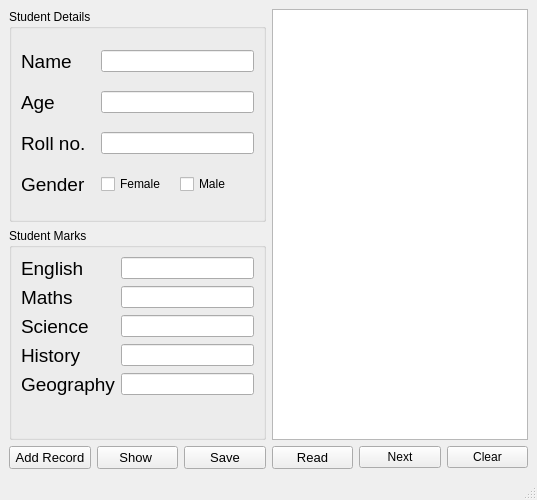
Before: the Qt Designer form studentRecord/mainwindow.ui in SathvikaNarla11/StudentRecord_QT, drawn with Qt 5.
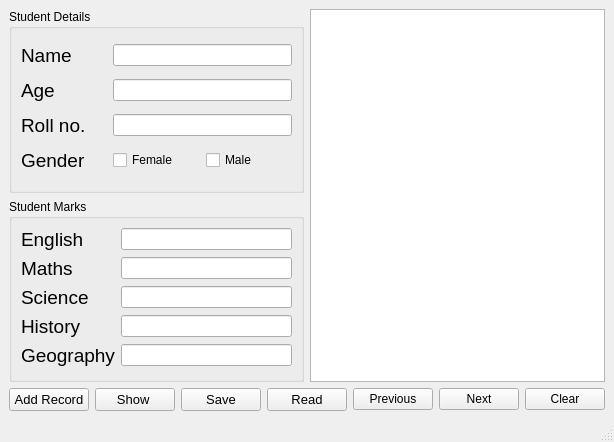
After: the same form once the commit is applied.

Commit message: added previous button

What changed in the file:
```diff
--- a/studentRecord/mainwindow.ui
+++ b/studentRecord/mainwindow.ui
@@ -6,88 +6,24 @@
    <rect>
     <x>0</x>
     <y>0</y>
-    <width>537</width>
-    <height>500</height>
+    <width>600</width>
+    <height>442</height>
    </rect>
   </property>
   <property name="maximumSize">
    <size>
-    <width>537</width>
-    <height>500</height>
+    <width>600</width>
+    <height>530</height>
    </size>
   </property>
   <property name="windowTitle">
    <string>Student Record</string>
   </property>
   <widget class="QWidget" name="centralwidget">
-   <layout class="QGridLayout" name="gridLayout_4">
-    <item row="1" column="0">
-     <layout class="QHBoxLayout" name="horizontalLayout">
-      <item>
-       <widget class="QPushButton" name="pushButtonAddRecord">
-        <property name="font">
-         <font>
-          <pointsize>10</pointsize>
-         </font>
-        </property>
-        <property name="text">
-         <string>Add Record</string>
-        </property>
-       </widget>
-      </item>
-      <item>
-       <widget class="QPushButton" name="pushButtonShow">
-        <property name="font">
-         <font>
-          <pointsize>10</pointsize>
-         </font>
-        </property>
-        <property name="text">
-         <string>Show </string>
-        </property>
-       </widget>
-      </item>
-      <item>
-       <widget class="QPushButton" name="pushButtonSave">
-        <property name="font">
-         <font>
-          <pointsize>10</pointsize>
-         </font>
-        </property>
-        <property name="text">
-         <string>Save</string>
-        </property>
-       </widget>
-      </item>
-      <item>
-       <widget class="QPushButton" name="pushButtonRead">
-        <property name="font">
-         <font>
-          <pointsize>10</pointsize>
-         </font>
-        </property>
-        <property name="text">
-         <string>Read</string>
-        </property>
-       </widget>
-      </item>
-      <item>
-       <widget class="QPushButton" name="pushButtonNext">
-        <property name="text">
-         <string>Next</string>
-        </property>
-       </widget>
-      </item>
-      <item>
-       <widget class="QPushButton" name="pushButtonClear">
-        <property name="text">
-         <string>Clear</string>
-        </property>
-       </widget>
-      </item>
-     </layout>
-    </item>
+   <layout class="QGridLayout" name="gridLayout_2">
     <item row="0" column="0">
+     <layout class="QVBoxLayout" name="verticalLayout">
+      <item>
      <layout class="QHBoxLayout" name="horizontalLayout_3">
       <item>
        <layout class="QVBoxLayout" name="verticalLayout_2">
@@ -328,6 +264,81 @@
       </item>
      </layout>
     </item>
+      <item>
+       <layout class="QHBoxLayout" name="horizontalLayout">
+        <item>
+         <widget class="QPushButton" name="pushButtonAddRecord">
+          <property name="font">
+           <font>
+            <pointsize>10</pointsize>
+           </font>
+          </property>
+          <property name="text">
+           <string>Add Record</string>
+          </property>
+         </widget>
+        </item>
+        <item>
+         <widget class="QPushButton" name="pushButtonShow">
+          <property name="font">
+           <font>
+            <pointsize>10</pointsize>
+           </font>
+          </property>
+          <property name="text">
+           <string>Show </string>
+          </property>
+         </widget>
+        </item>
+        <item>
+         <widget class="QPushButton" name="pushButtonSave">
+          <property name="font">
+           <font>
+            <pointsize>10</pointsize>
+           </font>
+          </property>
+          <property name="text">
+           <string>Save</string>
+          </property>
+         </widget>
+        </item>
+        <item>
+         <widget class="QPushButton" name="pushButtonRead">
+          <property name="font">
+           <font>
+            <pointsize>10</pointsize>
+           </font>
+          </property>
+          <property name="text">
+           <string>Read</string>
+          </property>
+         </widget>
+        </item>
+        <item>
+         <widget class="QPushButton" name="pushButtonPrevious">
+          <property name="text">
+           <string>Previous</string>
+          </property>
+         </widget>
+        </item>
+        <item>
+         <widget class="QPushButton" name="pushButtonNext">
+          <property name="text">
+           <string>Next</string>
+          </property>
+         </widget>
+        </item>
+        <item>
+         <widget class="QPushButton" name="pushButtonClear">
+          <property name="text">
+           <string>Clear</string>
+          </property>
+         </widget>
+        </item>
+       </layout>
+      </item>
+     </layout>
+    </item>
    </layout>
   </widget>
   <widget class="QMenuBar" name="menubar">
```
Left out of the diff: 2 changed lines with no effect on the pictures. Lines whose indentation alone changed are shown as unchanged. The commit also changes 2 other files.
